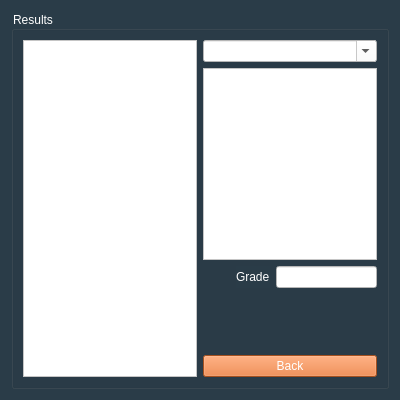
First picture: the form in PeerPilot/viewquizresults/viewquizresults.ui, repository lsevcik/peerpilot, before the edit.
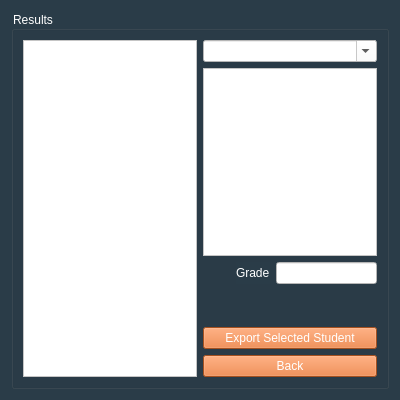
Second picture: the form after the edit.

Commit message: Added Export Single Student's feedback button

Diff of the .ui file:
```diff
--- a/PeerPilot/viewquizresults/viewquizresults.ui
+++ b/PeerPilot/viewquizresults/viewquizresults.ui
@@ -118,6 +118,19 @@
           </property>
          </spacer>
         </item>
+        <item>
+         <widget class="QPushButton" name="exportSinglePushButton">
+          <property name="styleSheet">
+           <string notr="true">border-top-color: rgb(0, 85, 255);
+background-color: rgb(230, 112, 43);
+color: rgb(255, 255, 255);
+font: 12pt &quot;Calibri&quot;;</string>
+          </property>
+          <property name="text">
+           <string>Export Selected Student</string>
+          </property>
+         </widget>
+        </item>
         <item>
          <widget class="QPushButton" name="backPushButton">
           <property name="styleSheet">
```
The commit also changes 2 other files.
